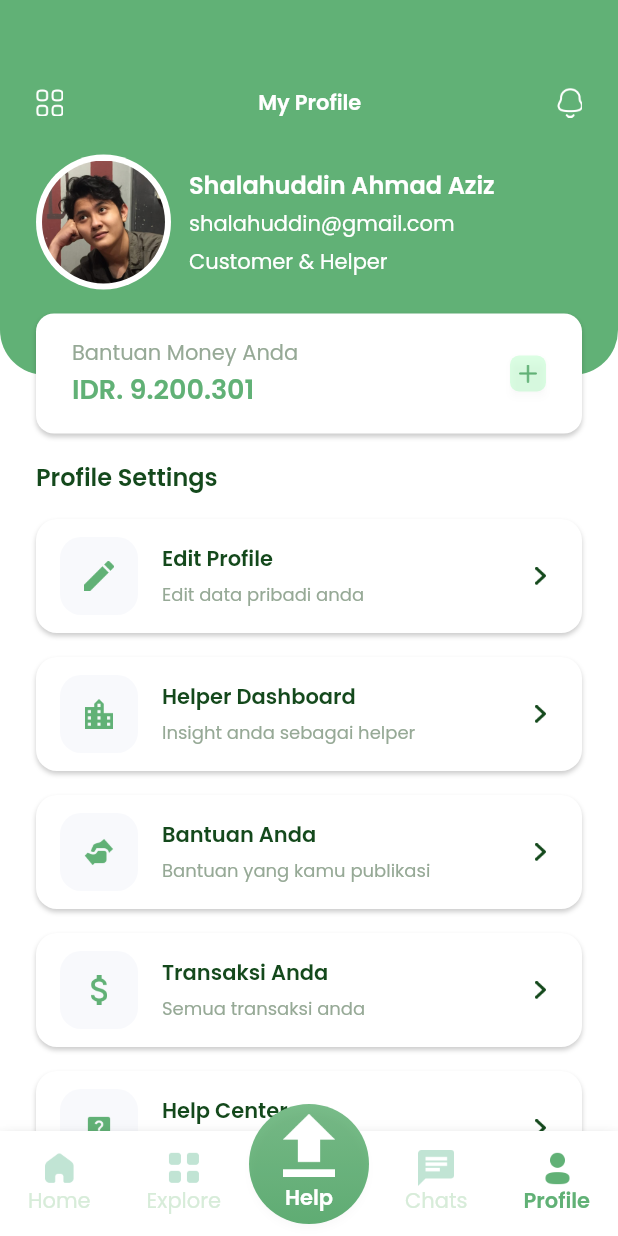
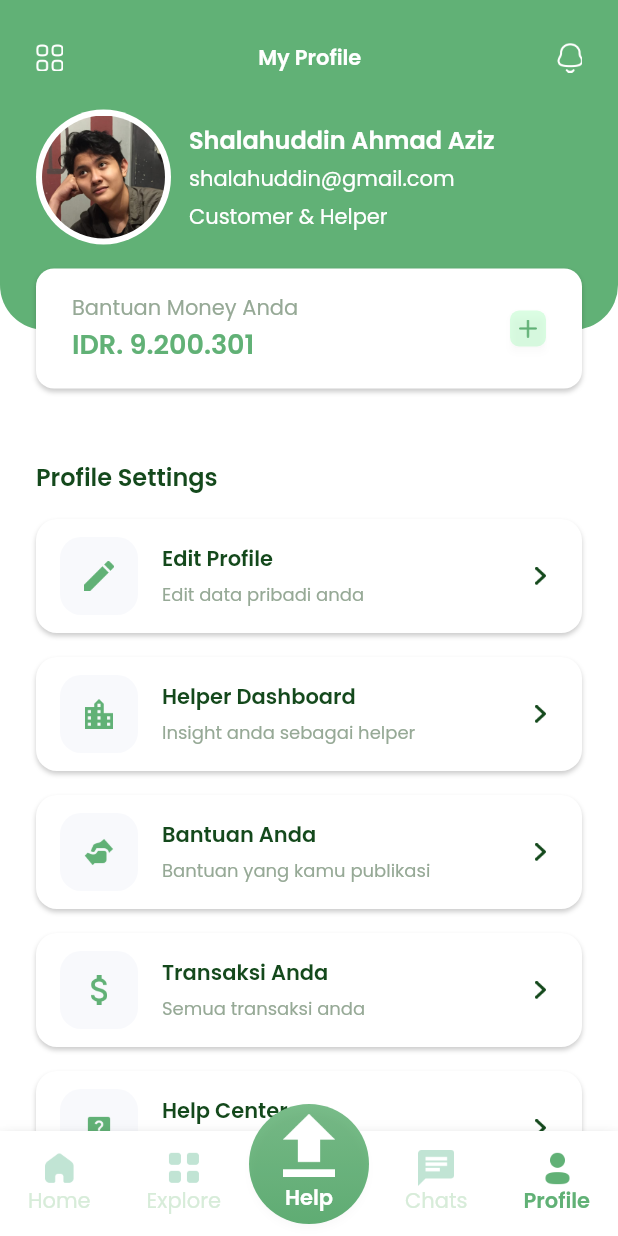
Before and after one commit to Ical852/bantuin-apps-flutter, a Flutter app: the MainPage screen opened by its route, item 5 of the bottom bar chosen, on a phone screen of 412 x 824 dp. Run offline on Flutter 3.47's test engine with Material 2 defaults, Android fonts, the phone set to English and light mode, and no system bars; our stand-ins replace firebase_core, firebase_messaging, flutter_local_notifications, geocoding, geolocator, google_fonts and 3 more; missing offline and left inert: dart:ffi; accounts and stored records are empty.

Commit message:
update to dynamic

```diff
--- a/lib/pages/mainpages/explore_page.dart
+++ b/lib/pages/mainpages/explore_page.dart
@@ -19,7 +19,7 @@ class _ExplorePageState extends State<ExplorePage> {
     Widget HeaderBackground() {
       return Container(
         color: green1,
-        height: 150,
+        height: 120 + safeAreaPadding(context),
       );
     }
 
@@ -92,7 +92,7 @@ class _ExplorePageState extends State<ExplorePage> {
     Widget HeaderContent() {
       return Container(
         margin: EdgeInsets.only(
-          top: 54,
+          top: 24 + safeAreaPadding(context),
           left: 24,
           right: 24
         ),
--- a/lib/pages/mainpages/home_page.dart
+++ b/lib/pages/mainpages/home_page.dart
@@ -21,7 +21,7 @@ class _HomePageState extends State<HomePage> {
 
     Widget HeaderBackground() {
       return Container(
-        height: 155,
+        height: 125 + safeAreaPadding(context),
         decoration: BoxDecoration(
           color: green1,
           borderRadius: BorderRadius.only(
@@ -35,7 +35,7 @@ class _HomePageState extends State<HomePage> {
     Widget HeaderContent() {
       return Container(
         margin: EdgeInsets.only(
-          top: 62,
+          top: 32 + safeAreaPadding(context),
           left: 24,
           right: 24
         ),
--- a/lib/pages/mainpages/profile_page.dart
+++ b/lib/pages/mainpages/profile_page.dart
@@ -19,7 +19,7 @@ class _ProfilePageState extends State<ProfilePage> {
 
     Widget HeaderBackground() {
       return Container(
-        height: 250,
+        height: 220 + safeAreaPadding(context),
         decoration: BoxDecoration(
           color: green1,
           borderRadius: BorderRadius.only(
@@ -33,7 +33,7 @@ class _ProfilePageState extends State<ProfilePage> {
     Widget TopContent() {
       return Container(
         margin: EdgeInsets.only(
-          top: 58,
+          top: 28 + safeAreaPadding(context),
           left: 24,
           right: 24
         ),
--- a/lib/pages/top_up/top_up_page.dart
+++ b/lib/pages/top_up/top_up_page.dart
@@ -40,7 +40,7 @@ class _TopUpPageState extends State<TopUpPage> {
   Widget build(BuildContext context) {
     Widget HeaderBackground() {
       return Container(
-        height: 155,
+        height: 125 + safeAreaPadding(context),
         decoration: BoxDecoration(
           color: green1,
           borderRadius: BorderRadius.only(
@@ -54,7 +54,7 @@ class _TopUpPageState extends State<TopUpPage> {
     Widget HeaderContent() {
       return Container(
         margin: EdgeInsets.only(
-          top: 55,
+          top: 25 + safeAreaPadding(context),
           left: 24,
           right: 24
         ),
--- a/lib/shared/constants.dart
+++ b/lib/shared/constants.dart
@@ -6,6 +6,10 @@ String baseUrl = "http://192.168.100.16:8000/api";
 const String google_api_key = "AIzaSyDABhwBawiYKTI63cP4xr1fUZmtXaP8iqI";
 
 TextStyle poppinsText = GoogleFonts.poppins();
+
+double safeAreaPadding(context) {
+  return MediaQuery.of(context).padding.top;
+}
 
 Color green1 = Color(0xff61B176);
 Color green2 = Color(0xff79BD8A);
```
Also changed, not shown: lib/pages/bantuan_search/bantuan_search_page.dart (+5 -5 lines).
